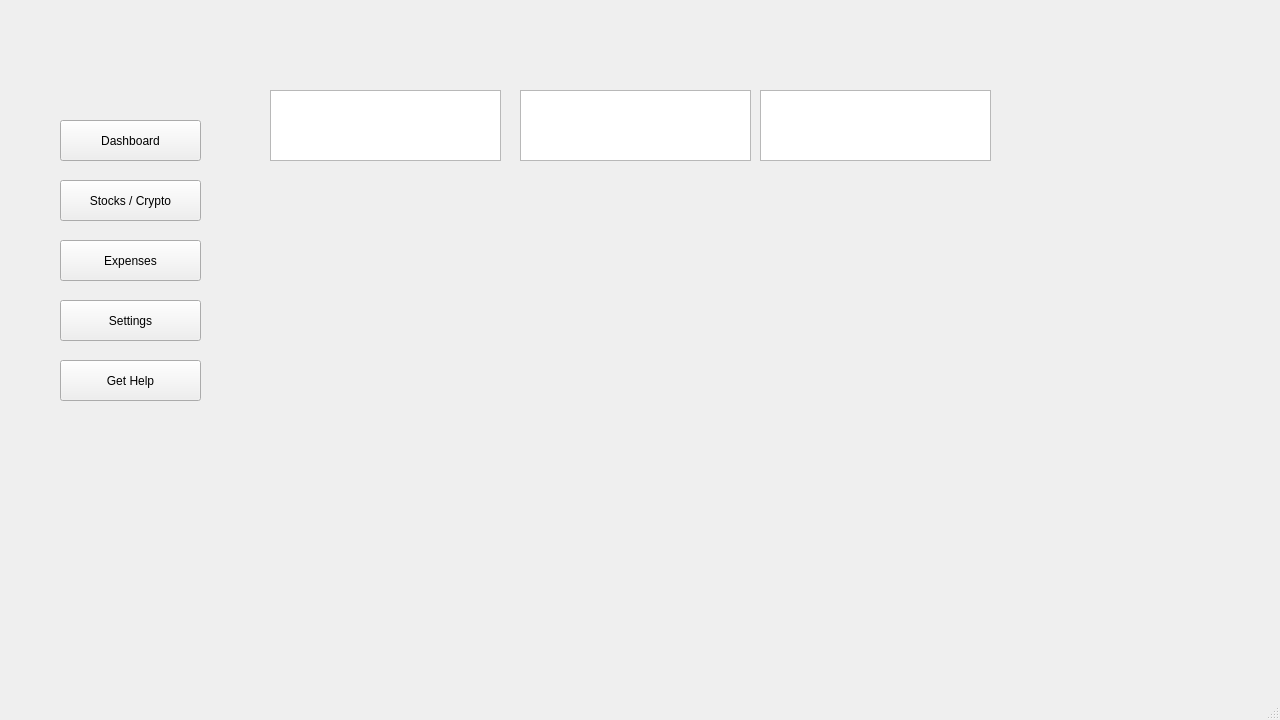
OmerElmaliach/CentiCore, file src/gui/ui/main_interface.ui: the form before one commit.
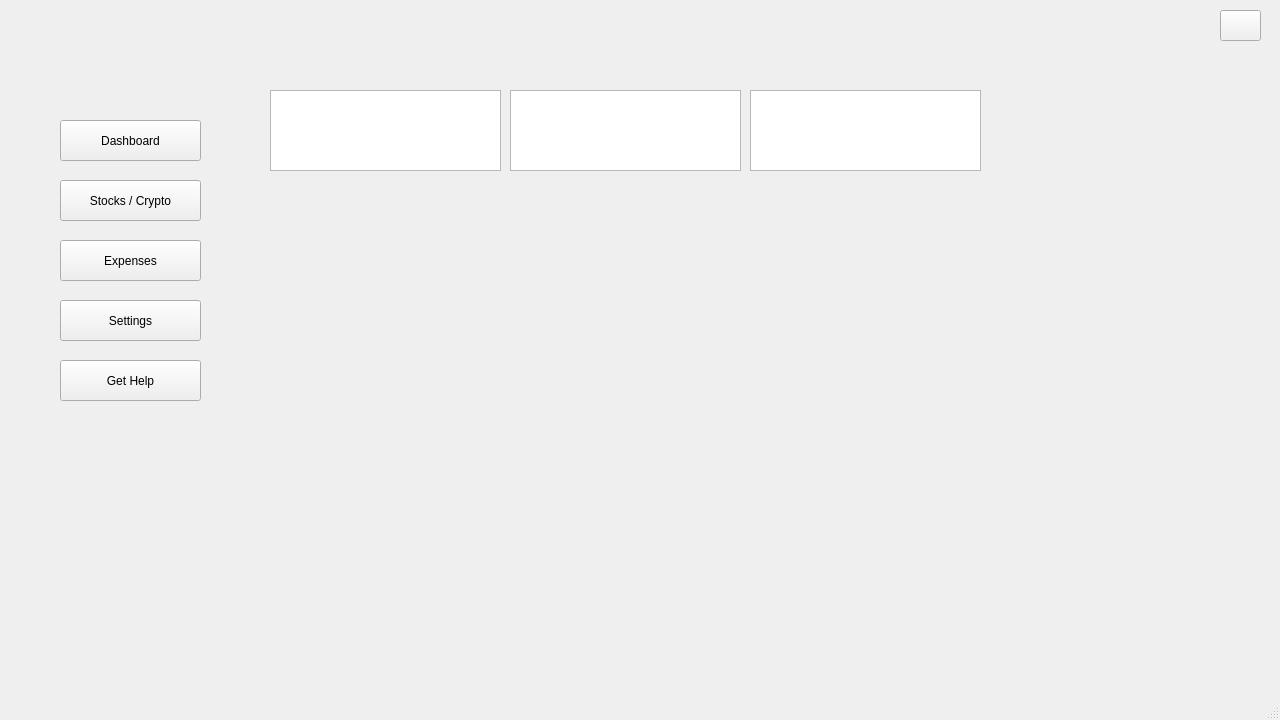
The form after the commit. Icons and pictures are not drawn.

What changed in the file:
```diff
--- a/src/gui/ui/main_interface.ui
+++ b/src/gui/ui/main_interface.ui
@@ -2,6 +2,9 @@
 <ui version="4.0">
  <class>MainInterface</class>
  <widget class="QMainWindow" name="MainInterface">
+  <property name="enabled">
+   <bool>true</bool>
+  </property>
   <property name="geometry">
    <rect>
     <x>0</x>
@@ -11,7 +14,7 @@
    </rect>
   </property>
   <property name="sizePolicy">
-   <sizepolicy hsizetype="Fixed" vsizetype="Fixed">
+   <sizepolicy hsizetype="Minimum" vsizetype="Minimum">
     <horstretch>0</horstretch>
     <verstretch>0</verstretch>
    </sizepolicy>
@@ -122,49 +125,82 @@
       <x>0</x>
       <y>0</y>
       <width>1280</width>
-      <height>80</height>
+      <height>51</height>
      </rect>
     </property>
-   </widget>
+    <widget class="QPushButton" name="exit_btn">
+     <property name="geometry">
+      <rect>
+       <x>1220</x>
+       <y>10</y>
+       <width>41</width>
+       <height>31</height>
+      </rect>
+     </property>
+     <property name="text">
+      <string/>
+     </property>
+     <property name="icon">
+      <iconset>
+       <normaloff>../../../resources/icons/exit_btn_ic.png</normaloff>../../../resources/icons/exit_btn_ic.png</iconset>
+     </property>
+     <property name="iconSize">
+      <size>
+       <width>26</width>
+       <height>26</height>
+      </size>
+     </property>
+    </widget>
+   </widget>
+   <widget class="QWidget" name="graphWidget" native="true">
+    <property name="geometry">
+     <rect>
+      <x>270</x>
+      <y>190</y>
+      <width>711</width>
+      <height>261</height>
+     </rect>
+    </property>
+   </widget>
+   <widget class="QWidget" name="widget" native="true">
+    <property name="geometry">
+     <rect>
+      <x>270</x>
+      <y>80</y>
+      <width>711</width>
+      <height>101</height>
+     </rect>
+    </property>
    <widget class="QTextBrowser" name="TEMP_TEXTDISPLAY1">
     <property name="geometry">
      <rect>
-      <x>270</x>
-      <y>90</y>
+       <x>0</x>
+       <y>10</y>
       <width>231</width>
-      <height>71</height>
+       <height>81</height>
      </rect>
     </property>
    </widget>
    <widget class="QTextBrowser" name="TEMP_TEXTDISPLAY2">
     <property name="geometry">
      <rect>
-      <x>520</x>
-      <y>90</y>
+       <x>240</x>
+       <y>10</y>
       <width>231</width>
-      <height>71</height>
+       <height>81</height>
      </rect>
     </property>
    </widget>
    <widget class="QTextBrowser" name="TEMP_TEXTDISPLAY3">
     <property name="geometry">
      <rect>
-      <x>760</x>
-      <y>90</y>
+       <x>480</x>
+       <y>10</y>
       <width>231</width>
-      <height>71</height>
+       <height>81</height>
      </rect>
     </property>
    </widget>
-   <widget class="QWidget" name="graphWidget" native="true">
-    <property name="geometry">
-     <rect>
-      <x>270</x>
-      <y>180</y>
-      <width>721</width>
-      <height>261</height>
-     </rect>
-    </property>
    </widget>
   </widget>
   <widget class="QStatusBar" name="statusBar"/>
```
Lines whose indentation alone changed are shown as unchanged.
